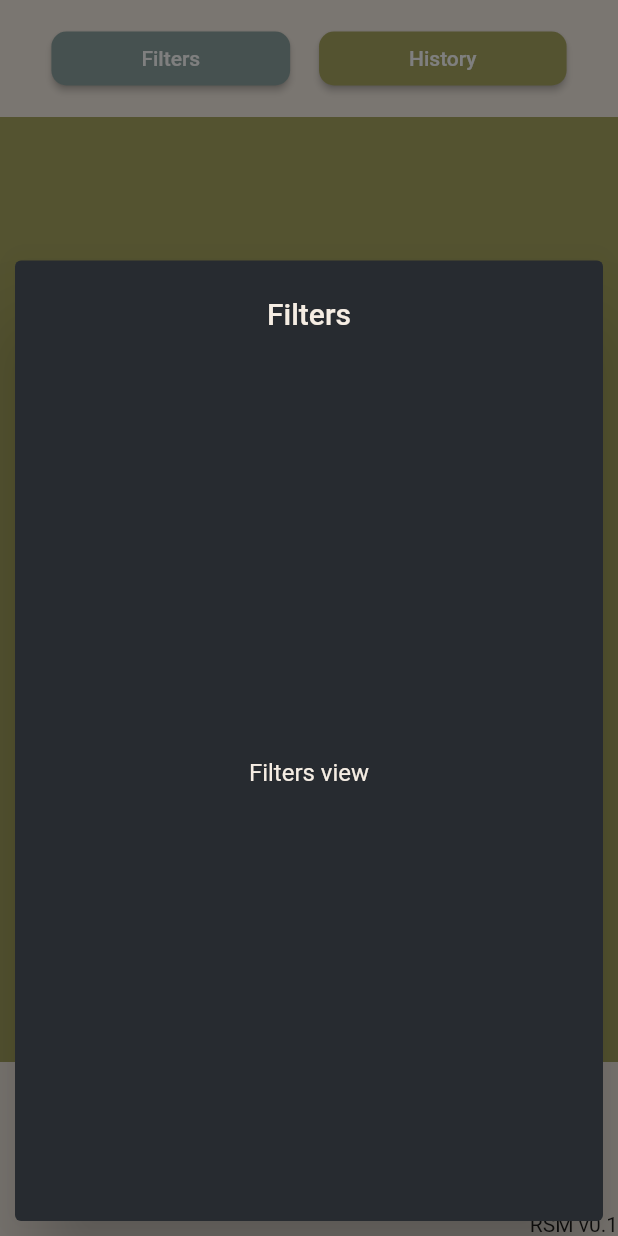
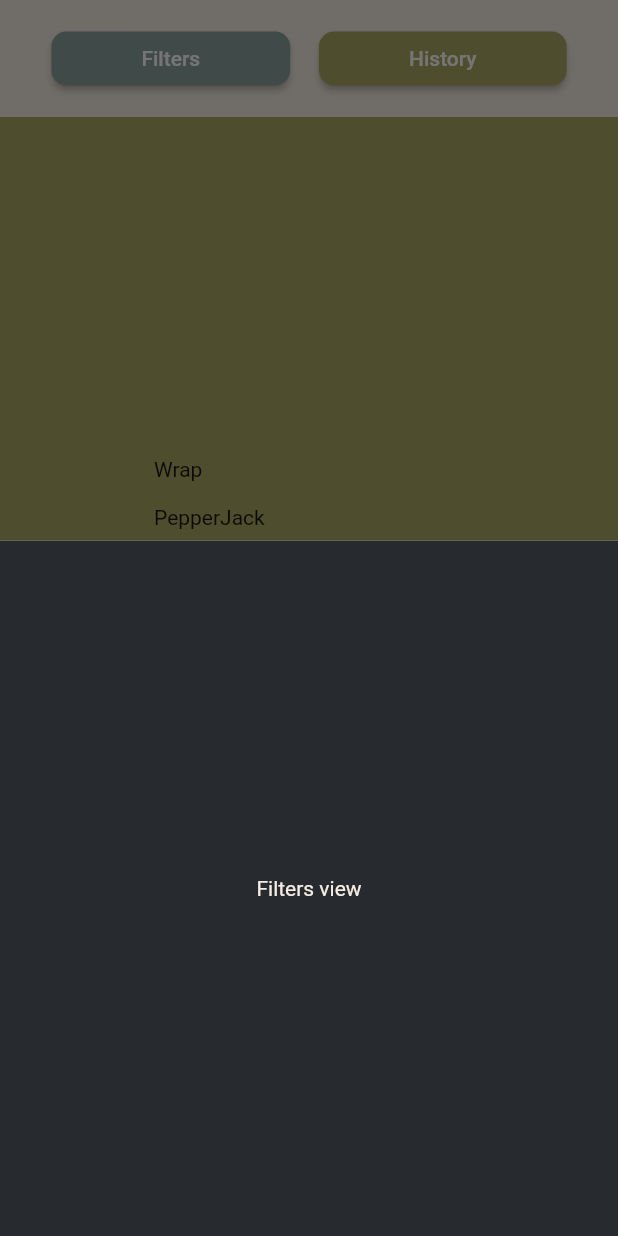
Before and after one commit to SimpleLogix/RandomSammichMaker, a Flutter app: the screen it shows after launch, after a tap on "Filters", on a phone screen of 412 x 824 dp. Run offline on Flutter 3.47's test engine with Material 2 defaults, Android fonts, the phone set to English and light mode, and no system bars; our stand-ins replace get, shared_preferences.

Commit message:
filters now are saved and loaded on app launch

```diff
--- a/lib/logic/sammich_logic.dart
+++ b/lib/logic/sammich_logic.dart
@@ -1,6 +1,8 @@
 import 'package:rsm/model/filters.dart';
 import 'package:rsm/model/sammich.dart';
 import 'dart:math';
+
+import 'package:shared_preferences/shared_preferences.dart';
 
 class SammichLogic {
   //
@@ -67,4 +69,6 @@ class SammichLogic {
         toppings: toppings);
     return rngSammich;
   }
+
+
 }
--- /dev/null
+++ b/lib/logic/shared_prefs.dart
@@ -0,0 +1,44 @@
+import 'package:flutter/material.dart';
+import 'package:rsm/model/filters.dart';
+import 'dart:convert';
+import 'package:shared_preferences/shared_preferences.dart';
+
+class SharedPrefsLogic {
+
+  /// checks if user launched app previously and
+  /// sets default filter for new users
+  /// returns existing one for current/saved users
+  static Future<Filters> getFilters() async {
+    final prefs = await SharedPreferences.getInstance();
+    final hasFilters = prefs.getBool("userHasFilters");
+    if (hasFilters != null) {
+      final encodedFilters = prefs.getString("filters")!;
+      Map<String, dynamic> fs = jsonDecode(encodedFilters);
+      fs['selectedBread'] = (fs['selectedBread']).cast<String, bool>();
+      fs['selectedProtein'] = (fs['selectedProtein']).cast<String, bool>();
+      fs['selectedCheese'] = (fs['selectedCheese']).cast<String, bool>();
+      fs['selectedVeggies'] = (fs['selectedVeggies']).cast<String, bool>();
+      fs['selectedSauce'] = (fs['selectedSauce']).cast<String, bool>();
+      fs['selectedToppings'] = (fs['selectedToppings']).cast<String, bool>();
+      Filters filters = Filters.fromJson(fs);
+      return filters;
+    } else {
+      // encode the default filter
+      final encodedFilter = jsonEncode(Filters().toMap());
+      prefs.setString("filters", encodedFilter);
+      prefs.setBool("userHasFilters", true);
+      return Filters();
+    }
+  }
+
+  static updateFilters(String filter, String? subFilter, dynamic value) async {
+    final prefs = await SharedPreferences.getInstance();
+
+  }
+
+  static setFilters(Filters filters) async {
+    final prefs = await SharedPreferences.getInstance();
+    final stringFilters = jsonEncode(filters.toMap());
+    prefs.setString("filters", stringFilters);
+  }
+}
--- a/lib/main.dart
+++ b/lib/main.dart
@@ -1,8 +1,13 @@
 import 'package:flutter/material.dart';
+import 'package:get/get.dart';
 import 'package:rsm/globals.dart';
+import 'package:rsm/logic/sammich_logic.dart';
+import 'package:rsm/logic/shared_prefs.dart';
+import 'package:rsm/model/filters.dart';
 import 'package:rsm/view/home_view.dart';
 
 void main() {
+  WidgetsFlutterBinding.ensureInitialized();
   runApp(const MyApp());
 }
 
@@ -12,6 +17,7 @@ class MyApp extends StatelessWidget {
   // This widget is the root of your application.
   @override
   Widget build(BuildContext context) {
+    Filters filters = Get.put(Filters(), permanent: true);
     return MaterialApp(
       debugShowCheckedModeBanner: false,
       title: 'Random Sammich Maker',
@@ -19,13 +25,28 @@ class MyApp extends StatelessWidget {
         backgroundColor: const Color(0xffE3D3C1),
         primaryColor: const Color(0xffEEBA3F),
         textTheme: const TextTheme(
-          bodyText1: TextStyle(color: MyColors.primary),
-          headline1: TextStyle(color: MyColors.primary)
-        ),
+            bodyText1: TextStyle(color: MyColors.primary),
+            headline1: TextStyle(color: MyColors.primary)),
       ),
-      home: const Scaffold(
+      home: Scaffold(
         backgroundColor: MyColors.lightShade,
-        body: HomeView(),
+        body: FutureBuilder<Filters>(
+            future: SharedPrefsLogic.getFilters(),
+            builder: (context, snapshot) {
+              if (snapshot.connectionState == ConnectionState.waiting) {
+                return const Center(
+                  child: CircularProgressIndicator(),
+                );
+              } else {
+                debugPrint(snapshot.data?.numProtein.toString());
+                //TODO: we now are able to save and read data
+                // now to update the data,  create a getx Filter obj as ref for current filters
+                // reference this getx filter when updating the filter with the new value to keep all the
+                // other values
+                //SharedPrefsLogic.setFilters(Filters())
+                return const HomeView();
+              }
+            }),
       ),
     );
   }
--- a/lib/model/filters.dart
+++ b/lib/model/filters.dart
@@ -32,6 +32,7 @@ class Filters {
       'Steak': true,
       'Tuna': true,
       'Turkey & Ham': true,
+      'Veggie/No Protein': true,
     },
     this.selectedCheese = const {
       'American': true,
@@ -76,4 +77,87 @@ class Filters {
       'Parm': true,
     },
   });
+
+  factory Filters.fromJson(Map<String, dynamic> json) {
+    return Filters(
+      selectedBread: json['selectedBread'],
+      numProtein: json['numProtein'],
+      selectedProtein: json['selectedProtein'],
+      selectedCheese: json['selectedCheese'],
+      numVeggies: json['numVeggies'],
+      selectedVeggies: json['selectedVeggies'],
+      numSauce: json['numSauce'],
+      selectedSauce: json['selectedSauce'],
+      numToppings: json['numToppings'],
+      selectedToppings: json['selectedToppings'],
+    );
+  }
+
+  Map<String, dynamic> toMap() {
+    return {
+      'selectedBread': {
+        'Italian': selectedBread['Italian'],
+        'Italian Herbs & Cheese': selectedBread['Italian Herbs & Cheese'],
+        'Multigrain': selectedBread['Multigrain'],
+        'Flatbread': selectedBread['Flatbread'],
+        'Wrap': selectedBread['Wrap'],
+        'Bowl': selectedBread['Bowl'],
+      },
+      'numProtein': numProtein,
+      'selectedProtein': {
+        'Turkey': selectedProtein['Turkey'],
+        'Grilled Chicken': selectedProtein['Grilled Chicken'],
+        'Rotisserie Chicken': selectedProtein['Rotisserie Chicken'],
+        'Teriyaki Chicken': selectedProtein['Teriyaki Chicken'],
+        'Buffalo Chicken': selectedProtein['Buffalo Chicken'],
+        'Ham': selectedProtein['Ham'],
+        'Steak': selectedProtein['Steak'],
+        'Tuna': selectedProtein['Tuna'],
+        'Turkey & Ham': selectedProtein['Turkey & Ham'],
+        'Veggie/No Protein': selectedProtein['Veggie/No Protein'],
+      },
+      'selectedCheese': {
+        'American': selectedCheese['American'],
+        'Provolone': selectedCheese['Provolone'],
+        'PepperJack': selectedCheese['PepperJack'],
+        'Cheddar': selectedCheese['Cheddar'],
+        'Mozzarella': selectedCheese['Mozzarella'],
+      },
+      'numVeggies': numVeggies,
+      'selectedVeggies': {
+        'Lettuce': selectedVeggies['Lettuce'],
+        'Spinach': selectedVeggies['Spinach'],
+        'Tomatoes': selectedVeggies['Tomatoes'],
+        'Cucumbers': selectedVeggies['Cucumbers'],
+        'Onions': selectedVeggies['Onions'],
+        'Green Peppers': selectedVeggies['Green Peppers'],
+        'Olives': selectedVeggies['Olives'],
+        'Banana Peppers': selectedVeggies['Banana Peppers'],
+        'Pickles': selectedVeggies['Pickles'],
+        'Jalapenos': selectedVeggies['Jalapenos'],
+      },
+      'numSauce': numSauce,
+      'selectedSauce': {
+        'Mayo': selectedSauce['Mayo'],
+        'Chipotle': selectedSauce['Chipotle'],
+        'Honey Mustard': selectedSauce['Honey Mustard'],
+        'Ranch': selectedSauce['Ranch'],
+        'Sweet Onion': selectedSauce['Sweet Onion'],
+        'Buffalo': selectedSauce['Buffalo'],
+        'Mustard': selectedSauce['Mustard'],
+        'Vinaigrette': selectedSauce['Vinaigrette'],
+        'Garlic Aioli': selectedSauce['Garlic Aioli'],
+        'Oil': selectedSauce['Oil'],
+        'Vinegar': selectedSauce['Vinegar'],
+      },
+      'numToppings': numToppings,
+      'selectedToppings': {
+        'Salt': selectedToppings['Salt'],
+        'Pepper': selectedToppings['Pepper'],
+        'Salt & Pepper': selectedToppings['Salt & Pepper'],
+        'Oregano': selectedToppings['Oregano'],
+        'Parm': selectedToppings['Parm'],
+      },
+    };
+  }
 }
--- a/lib/view/home_view.dart
+++ b/lib/view/home_view.dart
@@ -42,39 +42,16 @@ class _HomeViewState extends State<HomeView> {
               children: [
                 ElevatedButton(
                   onPressed: () {
-                    showGeneralDialog(
+                    showModalBottomSheet(
                         context: context,
-                        barrierDismissible: true,
-                        barrierLabel: "Barrier",
-                        barrierColor: Colors.black.withOpacity(0.5),
-                        transitionDuration: const Duration(milliseconds: 200),
-                        transitionBuilder: (ctx, a1, a2, child) {
-                          var curve = Curves.easeInOut.transform(a1.value);
-                          return Transform.scale(
-                            scale: curve,
-                            alignment: Alignment.topLeft,
-                            origin: Offset(size.width * 1 / 4, 75),
-                            child: AlertDialog(
-                              backgroundColor: MyColors.bgGrey,
-                              alignment: Alignment.bottomCenter,
-                              insetPadding: EdgeInsets.fromLTRB(10, 0, 10, 10),
-                              title: const Center(
-                                child: Text(
-                                  "Filters",
-                                  style: TextStyle(color: MyColors.lightShade),
-                                ),
-                              ),
-                              content: Container(
-                                height: size.height * 2 / 3,
-                                width: size.width,
-                                child: const FiltersView(),
-                              ),
-                            ),
+                        builder: (context) {
+                          return Container(
+                            color: MyColors.bgGrey,
+                            height: size.height,
+                            width: size.width,
+                            child: const FiltersView(),
                           );
-                        },
-                        pageBuilder: (_, __, ___) {
-                          return Container();
-                        }); // showGeneralDialogue()
+                        });
                   },
                   style: ElevatedButton.styleFrom(
                     padding: const EdgeInsets.symmetric(horizontal: 60),
--- a/pubspec.yaml
+++ b/pubspec.yaml
@@ -36,6 +36,8 @@ dependencies:
   # The following adds the Cupertino Icons font to your application.
   # Use with the CupertinoIcons class for iOS style icons.
   cupertino_icons: ^1.0.2
+  shared_preferences: ^2.0.17 # for storing filters and history
+  get: ^4.6.5
 
 dev_dependencies:
   flutter_test:
```
Also changed, not shown: pubspec.lock, 1 other file.
